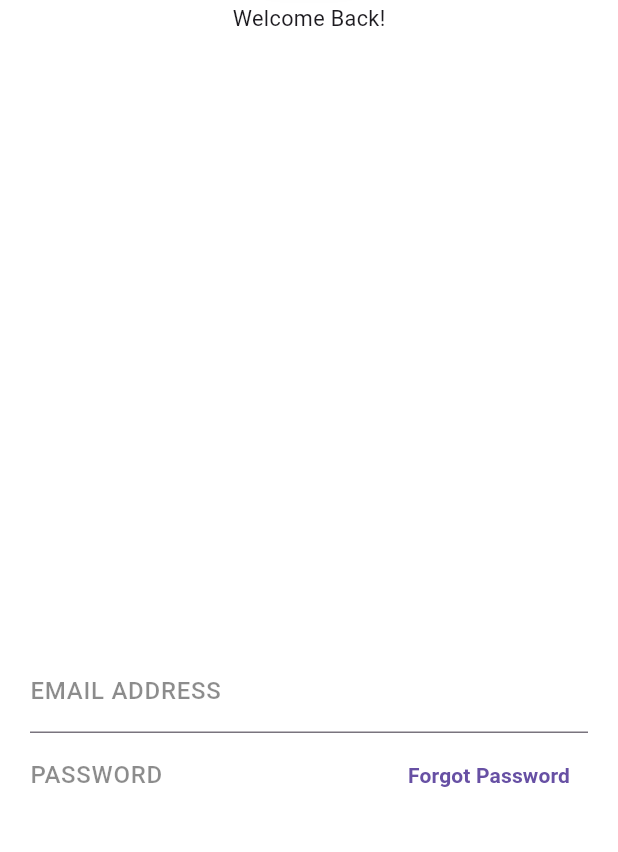
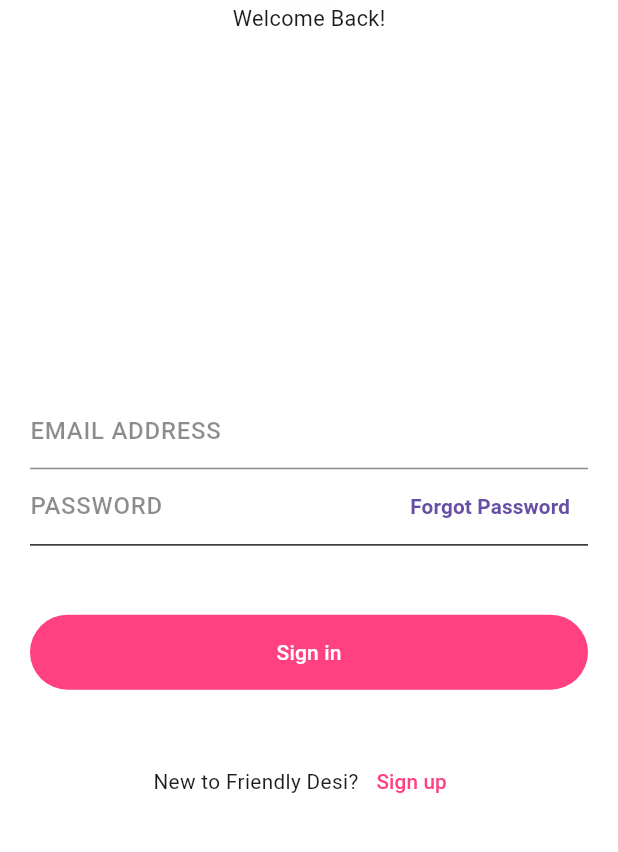
Before and after one commit to Sys-SQ/flutter_api_rest, a Flutter app: the screen it shows after launch, on a phone screen of 412 x 824 dp, the part 374-1226 px from its top. Run offline on Flutter 3.47's test engine with Material 3 defaults, Android fonts, the phone set to English and light mode, and no system bars; our stand-ins replace flutter_svg.

Commit message:
api_rest Version 0.4

```diff
--- a/App/api_rest_flutter/lib/widgets/input_text.dart
+++ b/App/api_rest_flutter/lib/widgets/input_text.dart
@@ -17,9 +17,16 @@ class InputText extends StatelessWidget {
     return TextFormField(
       keyboardType: this.keyboardType,
       obscureText: this.obscureText,
+      style: TextStyle(),
       decoration: InputDecoration(
           labelText: this.label,
-          border: this.borderEnabled ? null : InputBorder.none,
+          contentPadding: EdgeInsets.symmetric(vertical: 5),
+          enabledBorder: this.borderEnabled
+              ? UnderlineInputBorder(
+                  borderSide: BorderSide(
+                  color: Colors.black45,
+                ))
+              : InputBorder.none,
           labelStyle: TextStyle(
             color: Colors.black45,
             fontWeight: FontWeight.w500,
--- a/App/api_rest_flutter/lib/widgets/login_form.dart
+++ b/App/api_rest_flutter/lib/widgets/login_form.dart
@@ -1,3 +1,4 @@
+import 'package:api_rest_flutter/utils/responsive.dart';
 import 'package:api_rest_flutter/widgets/input_text.dart';
 import 'package:flutter/material.dart';
 
@@ -9,6 +10,8 @@ class LoginForm extends StatefulWidget {
 class _LoginFormState extends State<LoginForm> {
   @override
   Widget build(BuildContext context) {
+    // PARA QUE TRABAJE DE FORMA RESPONSIVA
+    final Responsive responsive = Responsive.of(context);
     return Positioned(
       bottom: 30,
       left: 20,
@@ -18,6 +21,12 @@ class _LoginFormState extends State<LoginForm> {
           InputText(
               keyboardType: TextInputType.emailAddress, label: "EMAIL ADDRESS"),
           Container(
+            decoration: BoxDecoration(
+              border: Border(
+                  bottom: BorderSide(
+                color: Colors.black87,
+              )),
+            ),
             child: Row(
               children: <Widget>[
                 Expanded(
@@ -30,13 +39,51 @@ class _LoginFormState extends State<LoginForm> {
                 TextButton(
                   child: Text(
                     "Forgot Password",
-                    style: TextStyle(fontWeight: FontWeight.bold),
+                    style: TextStyle(
+                        fontWeight: FontWeight.bold,
+                        fontSize: responsive.dp(1.5)),
                   ),
                   onPressed: () {},
                 )
               ],
             ),
           ),
+          SizedBox(height: responsive.dp(5)),
+          SizedBox(
+            width: double.infinity,
+            child: TextButton(
+              style: TextButton.styleFrom(
+                backgroundColor: Colors.pinkAccent,
+                padding: EdgeInsets.symmetric(vertical: 15),
+              ),
+              child: Text(
+                "Sign in",
+                style: TextStyle(color: Colors.white),
+              ),
+              onPressed: () {},
+            ),
+          ),
+          // PÀRA EL TEXTO
+          SizedBox(height: responsive.dp(4)),
+          Row(
+            mainAxisAlignment: MainAxisAlignment.center,
+            children: <Widget>[
+              Text(
+                "New to Friendly Desi?",
+                style: TextStyle(fontSize: responsive.dp(1.5)),
+              ),
+              TextButton(
+                child: Text(
+                  "Sign up",
+                  style: TextStyle(
+                    color: Colors.pinkAccent,
+                    fontSize: responsive.dp(1.5),
+                  ),
+                ),
+                onPressed: () {},
+              )
+            ],
+          )
         ],
       ),
     );
```
Also changed, not shown: Apuntes/ANEXOS/Pasted image 20240305144240.png (added), Apuntes/ANEXOS/Pasted image 20240305144613.png (added), Apuntes/ANEXOS/Pasted image 20240305145331.png (added), Apuntes/ANEXOS/Pasted image 20240305153601.png (added), Apuntes/ANEXOS/Pasted image 20240305154530.png (added), Apuntes/ANEXOS/Pasted image 20240305154824.png (added), Apuntes/ANEXOS/Pasted image 20240305155056.png (added), Apuntes/ANEXOS/Pasted image 20240305155246.png (added), Apuntes/ANEXOS/Pasted image 20240305155634.png (added), Apuntes/ANEXOS/msedge_5a5jD9g6Zj.gif (added), 1 other file.
